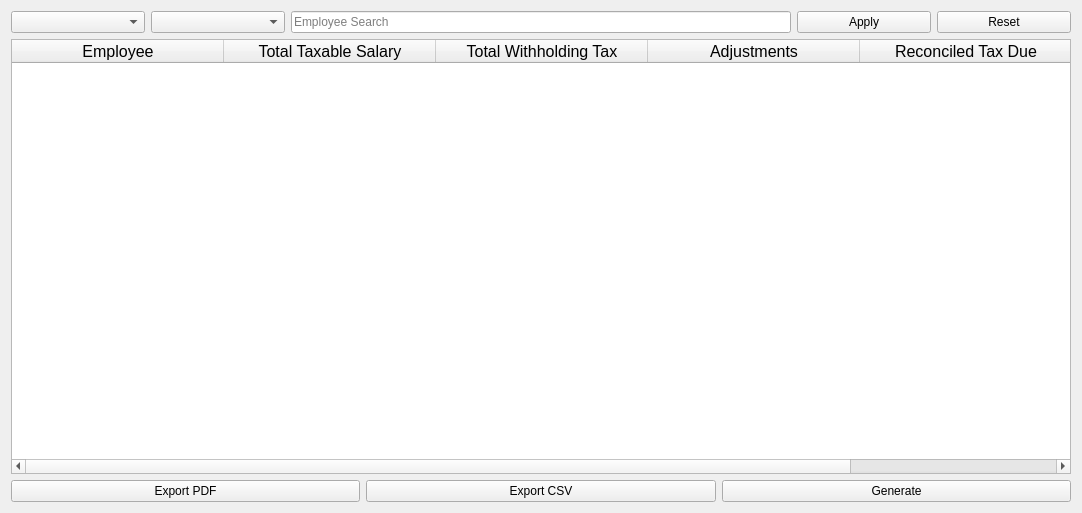
Old version of the form UI/Dialogs/annualized_tax_reconciliation.ui in the repository Justin-Kuchmy/JustPay_App.
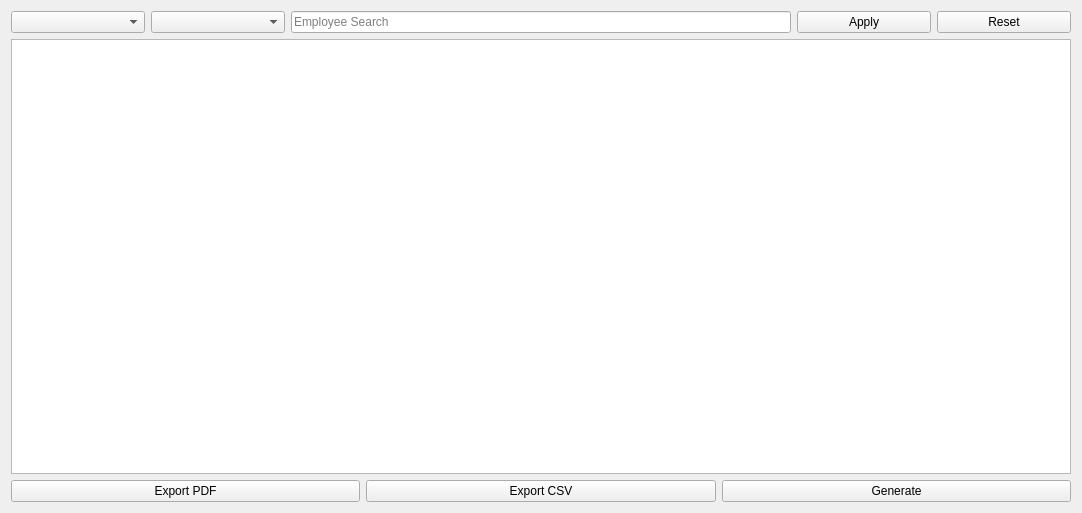
New version of the form.

```diff
--- a/UI/Dialogs/annualized_tax_reconciliation.ui
+++ b/UI/Dialogs/annualized_tax_reconciliation.ui
@@ -11,7 +11,7 @@
    </rect>
   </property>
   <property name="sizePolicy">
-   <sizepolicy hsizetype="Maximum" vsizetype="Maximum">
+   <sizepolicy hsizetype="Expanding" vsizetype="Expanding">
     <horstretch>0</horstretch>
     <verstretch>0</verstretch>
    </sizepolicy>
@@ -71,7 +71,7 @@
       </layout>
      </item>
      <item>
-      <widget class="QTableWidget" name="tableWidget">
+      <widget class="QTableView" name="annumTaxTableView">
        <property name="sizePolicy">
         <sizepolicy hsizetype="Expanding" vsizetype="Expanding">
          <horstretch>0</horstretch>
@@ -92,40 +92,15 @@
        <property name="lineWidth">
         <number>0</number>
        </property>
-       <attribute name="horizontalHeaderVisible">
-        <bool>true</bool>
-       </attribute>
-       <attribute name="horizontalHeaderCascadingSectionResizes">
-        <bool>false</bool>
+       <attribute name="horizontalHeaderMinimumSectionSize">
+        <number>212</number>
        </attribute>
        <attribute name="horizontalHeaderDefaultSectionSize">
         <number>212</number>
        </attribute>
-       <column>
-        <property name="text">
-         <string>Employee</string>
-        </property>
-       </column>
-       <column>
-        <property name="text">
-         <string>Total Taxable Salary</string>
-        </property>
-       </column>
-       <column>
-        <property name="text">
-         <string>Total Withholding Tax</string>
-        </property>
-       </column>
-       <column>
-        <property name="text">
-         <string>Adjustments</string>
-        </property>
-       </column>
-       <column>
-        <property name="text">
-         <string>Reconciled Tax Due</string>
-        </property>
-       </column>
+       <attribute name="horizontalHeaderHighlightSections">
+        <bool>false</bool>
+       </attribute>
       </widget>
      </item>
      <item>
```
